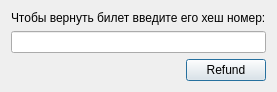
The window that refund.ui (dimab0nd/TBD_kursach) describes before a commit, drawn with Qt 5.
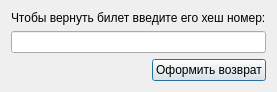
The same window after the commit.

Commit message: 'Places left' counts ticket refunds

Diff of the .ui file:
```diff
--- a/refund.ui
+++ b/refund.ui
@@ -46,7 +46,7 @@
      <item>
       <widget class="QPushButton" name="acceptButton">
        <property name="text">
-        <string>Refund</string>
+        <string>Оформить возврат</string>
        </property>
       </widget>
      </item>
```
Left out of the diff: 2 changed lines with no effect on the pictures. The commit also changes 2 other files.
